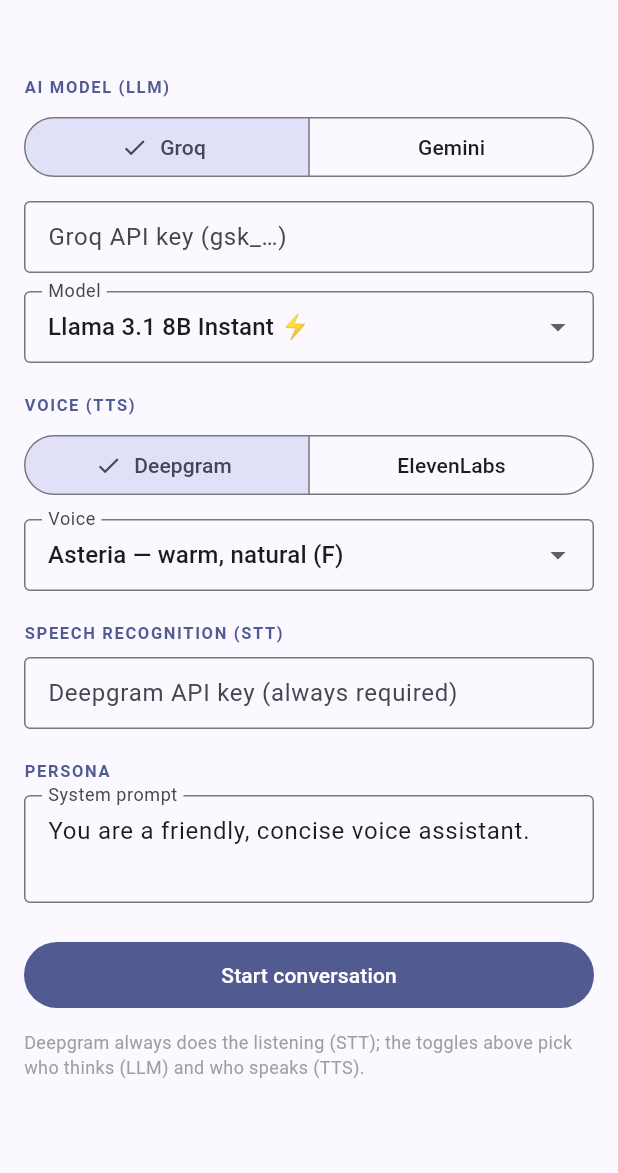
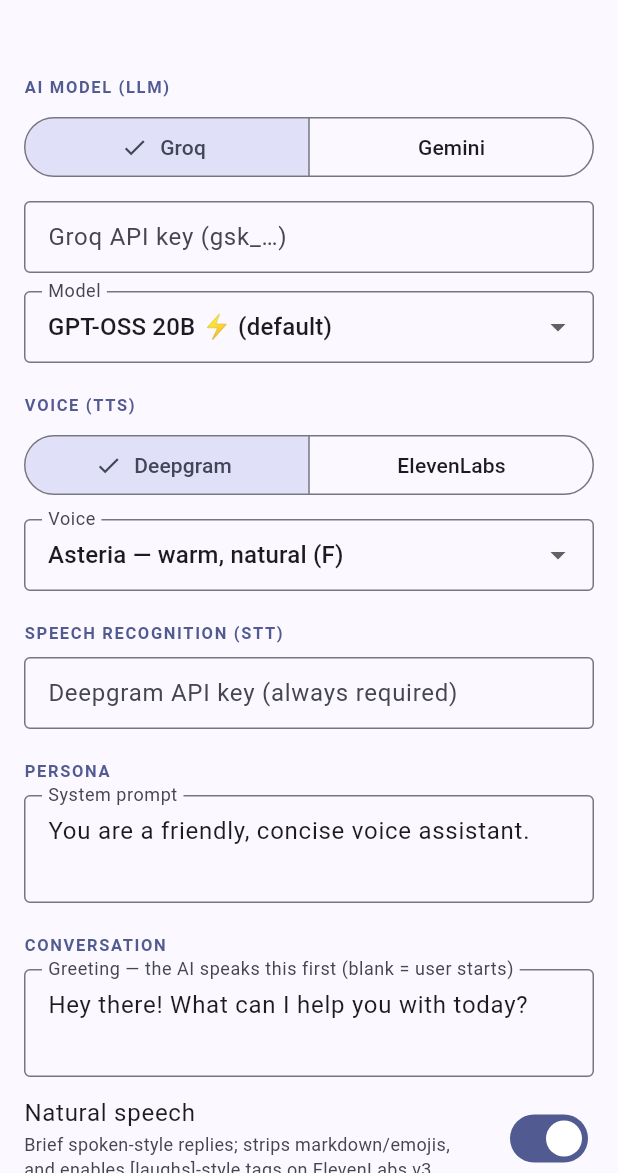
Before and after one commit to abdelrahman-shehata99/vocra-demo, a Flutter app: the screen it shows after launch, on a phone screen of 412 x 824 dp, the part 63-1236 px from its top. Run offline on Flutter 3.47's test engine with Material 3 defaults, Android fonts, the phone set to English and light mode, and no system bars; missing offline and left inert: vocra_flutter.

Commit message:
Wire demo to renamed vocra_flutter and surface new SDK features
- Depend on vocra_flutter (renamed from voice_flutter) via path; add
  dependency_overrides for the local vocra_core until the SDK is on pub.dev.
- Add a greeting text field (AI speaks first), a natural-speech toggle, and an
  ElevenLabs model picker (incl. eleven_v3 for [laughs] tags).
- Default the Groq model to openai/gpt-oss-20b (llama-3.1-8b-instant retires
  2026-08-16), matching the SDK default.
- Replace the boilerplate README with real setup/run instructions.

Co-Authored-By: Claude Opus 4.8 <noreply@anthropic.com>

```diff
--- a/lib/main.dart
+++ b/lib/main.dart
@@ -1,7 +1,7 @@
 import 'dart:async';
 
 import 'package:flutter/material.dart';
-import 'package:voice_flutter/voice_flutter.dart';
+import 'package:vocra_flutter/vocra_flutter.dart';
 
 void main() => runApp(const VocraDemoApp());
 
@@ -26,9 +26,9 @@ enum LlmChoice { groq, gemini }
 enum TtsChoice { deepgram, elevenlabs }
 
 const _groqModels = <String, String>{
-  'llama-3.1-8b-instant': 'Llama 3.1 8B Instant ⚡',
+  'openai/gpt-oss-20b': 'GPT-OSS 20B ⚡ (default)',
   'llama-3.3-70b-versatile': 'Llama 3.3 70B Versatile',
-  'openai/gpt-oss-20b': 'GPT-OSS 20B',
+  'llama-3.1-8b-instant': 'Llama 3.1 8B Instant (retires 2026-08-16)',
 };
 
 const _geminiModels = <String, String>{
@@ -65,6 +65,13 @@ const _elevenLabsVoices = <String, String>{
   'ErXwobaYiN019PkySvjV': 'Antoni — friendly, casual (M)',
 };
 
+const _elevenLabsModels = <String, String>{
+  'eleven_flash_v2_5': 'Flash v2.5 — fastest (default)',
+  'eleven_turbo_v2_5': 'Turbo v2.5 — fast, higher quality',
+  'eleven_multilingual_v2': 'Multilingual v2',
+  'eleven_v3': 'Eleven v3 — most expressive, [laughs] tags',
+};
+
 /// Step 1: pick providers/models/voices, enter keys, launch the conversation.
 class SetupPage extends StatefulWidget {
   const SetupPage({super.key});
@@ -92,6 +99,9 @@ class _SetupPageState extends State<SetupPage> {
   final _persona = TextEditingController(
     text: 'You are a friendly, concise voice assistant.',
   );
+  final _greeting = TextEditingController(
+    text: 'Hey there! What can I help you with today?',
+  );
 
   LlmChoice _llm = LlmChoice.groq;
   TtsChoice _tts = TtsChoice.deepgram;
@@ -99,6 +109,8 @@ class _SetupPageState extends State<SetupPage> {
   String _geminiModel = _geminiModels.keys.first;
   String _deepgramVoice = _deepgramVoices.keys.first;
   String _elevenLabsVoice = _elevenLabsVoices.keys.first;
+  String _elevenLabsModel = _elevenLabsModels.keys.first;
+  bool _naturalSpeech = true;
 
   @override
   void dispose() {
@@ -107,6 +119,7 @@ class _SetupPageState extends State<SetupPage> {
     _deepgramKey.dispose();
     _elevenLabsKey.dispose();
     _persona.dispose();
+    _greeting.dispose();
     super.dispose();
   }
 
@@ -136,6 +149,8 @@ class _SetupPageState extends State<SetupPage> {
       return _snack('Enter your ElevenLabs API key.');
     }
 
+    final greetingText = _greeting.text.trim();
+
     // ── This is the entire SDK integration ────────────────────────────
     final session = VoiceSession(
       config: VoiceConfig(
@@ -144,11 +159,20 @@ class _SetupPageState extends State<SetupPage> {
             : GeminiLlm(apiKey: geminiKey, model: _geminiModel),
         tts: _tts == TtsChoice.deepgram
             ? DeepgramTts(apiKey: dgKey, model: _deepgramVoice)
-            : ElevenLabsTts(apiKey: elKey, voiceId: _elevenLabsVoice),
+            : ElevenLabsTts(
+                apiKey: elKey,
+                voiceId: _elevenLabsVoice,
+                modelId: _elevenLabsModel,
+              ),
         stt: DeepgramStt(apiKey: dgKey),
         systemPrompt: _persona.text.trim().isEmpty
             ? 'You are a helpful assistant.'
             : _persona.text.trim(),
+        // The AI speaks first with this line (empty = user speaks first).
+        greeting: greetingText.isEmpty ? null : Greeting.text(greetingText),
+        // Nudge the model toward brief, spoken-style replies; strips markdown/
+        // emojis before TTS and enables [laughs]-style tags on ElevenLabs v3.
+        naturalSpeech: _naturalSpeech,
       ),
     );
     // ──────────────────────────────────────────────────────────────────
@@ -171,8 +195,7 @@ class _SetupPageState extends State<SetupPage> {
     ),
   );
 
-  Widget _keyField(TextEditingController controller, String label) =>
-      TextField(
+  Widget _keyField(TextEditingController controller, String label) => TextField(
     controller: controller,
     obscureText: true,
     decoration: InputDecoration(
@@ -270,6 +293,13 @@ class _SetupPageState extends State<SetupPage> {
               _elevenLabsVoice,
               (v) => setState(() => _elevenLabsVoice = v),
             ),
+            const SizedBox(height: 12),
+            _dropdown(
+              'Model',
+              _elevenLabsModels,
+              _elevenLabsModel,
+              (v) => setState(() => _elevenLabsModel = v),
+            ),
           ],
           _sectionLabel('Speech recognition (STT)'),
           _keyField(_deepgramKey, 'Deepgram API key (always required)'),
@@ -282,6 +312,29 @@ class _SetupPageState extends State<SetupPage> {
               border: OutlineInputBorder(),
               isDense: true,
             ),
+          ),
+          _sectionLabel('Conversation'),
+          TextField(
+            controller: _greeting,
+            maxLines: 2,
+            decoration: const InputDecoration(
+              labelText:
+                  'Greeting — the AI speaks this first (blank = user starts)',
+              border: OutlineInputBorder(),
+              isDense: true,
+            ),
+          ),
+          const SizedBox(height: 4),
+          SwitchListTile(
+            contentPadding: EdgeInsets.zero,
+            title: const Text('Natural speech'),
+            subtitle: const Text(
+              'Brief spoken-style replies; strips markdown/emojis, and enables '
+              '[laughs]-style tags on ElevenLabs v3.',
+              style: TextStyle(fontSize: 12),
+            ),
+            value: _naturalSpeech,
+            onChanged: (v) => setState(() => _naturalSpeech = v),
           ),
           const SizedBox(height: 24),
           FilledButton(
@@ -328,8 +381,7 @@ class _ConversationPageState extends State<ConversationPage> {
 
   bool get _live => _state != TurnState.idle;
 
-  static String _ms(Duration? d) =>
-      d == null ? '—' : '${d.inMilliseconds}ms';
+  static String _ms(Duration? d) => d == null ? '—' : '${d.inMilliseconds}ms';
 
   @override
   void initState() {
```
Also changed, not shown: pubspec.yaml (+13 -3 lines), pubspec.lock, 1 other file. Lines whose indentation alone changed are shown as unchanged.
